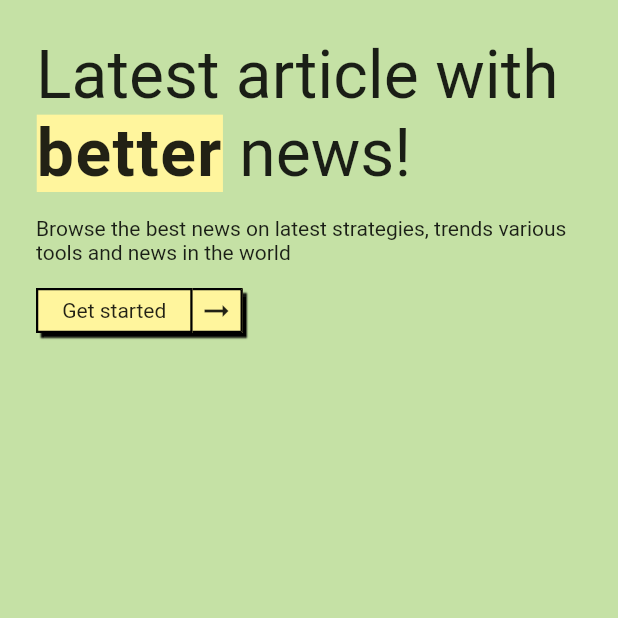
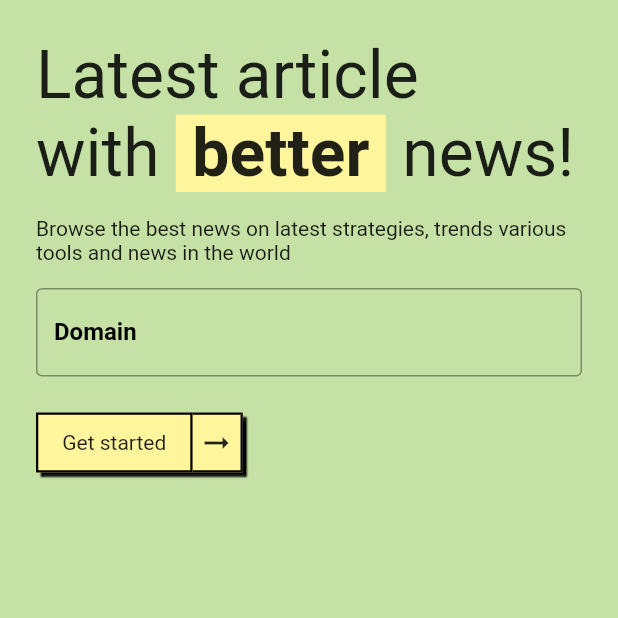
Before and after one commit to mahmuthanb/wordpress_flutter, a Flutter app: the screen it shows after launch, on a phone screen of 412 x 824 dp, the top half of it. Run offline on Flutter 3.47's test engine with Material 2 defaults, Android fonts, the phone set to English and light mode, and no system bars; our stand-ins replace animated_text_kit, bloc, cached_network_image, connectivity_plus, dio, flutter_bloc and 15 more; generated files the repository leaves out were written again.

Commit message:
wellcome page fix

```diff
--- a/lib/app/presentation/wellcome/cubit/wellcome_cubit.dart
+++ b/lib/app/presentation/wellcome/cubit/wellcome_cubit.dart
@@ -1,8 +1,11 @@
 import 'package:bloc/bloc.dart';
+import 'package:get_storage/get_storage.dart';
 import 'package:meta/meta.dart';
 
 part 'wellcome_state.dart';
 
 class WellcomeCubit extends Cubit<WellcomeState> {
-  WellcomeCubit() : super(WellcomeInitial());
+  WellcomeCubit(this.getStorage) : super(WellcomeInitial());
+  GetStorage getStorage;
+  Future onSave(String? value) => getStorage.write("domain", value);
 }
--- a/lib/app/presentation/wellcome/view/wellcome_page.dart
+++ b/lib/app/presentation/wellcome/view/wellcome_page.dart
@@ -1,9 +1,20 @@
 import 'package:flutter/material.dart';
+import 'package:flutter_bloc/flutter_bloc.dart';
+import 'package:wordpress_flutter/app/presentation/home_page/home_page.dart';
+import 'package:wordpress_flutter/app/presentation/wellcome/cubit/wellcome_cubit.dart';
 import 'package:wordpress_flutter/core/res/dimensions.dart';
+import 'package:wordpress_flutter/core/util/validator.dart';
 
-class WellcomePage extends StatelessWidget {
+class WellcomePage extends StatefulWidget {
   const WellcomePage({super.key});
 
+  @override
+  State<WellcomePage> createState() => _WellcomePageState();
+}
+
+class _WellcomePageState extends State<WellcomePage> {
+  final GlobalKey<FormState> _formKey = GlobalKey<FormState>();
+  final TextEditingController _domainController = TextEditingController();
   @override
   Widget build(BuildContext context) {
     return Scaffold(
@@ -17,17 +28,17 @@ class WellcomePage extends StatelessWidget {
             children: [
               RichText(
                 text: TextSpan(
-                  text: 'Latest article with ',
+                  text: 'Latest article \nwith ',
                   style:
                       DefaultTextStyle.of(context).style.copyWith(fontSize: 44),
                   children: [
                     TextSpan(
-                      text: 'better',
+                      text: ' better ',
                       style: TextStyle(
                         fontWeight: FontWeight.bold,
+                        fontStyle: FontStyle.normal,
                         backgroundColor: Colors.yellow.shade200,
                         decorationStyle: TextDecorationStyle.solid,
-                        letterSpacing: 1,
                       ),
                     ),
                     const TextSpan(text: ' news!'),
@@ -41,6 +52,32 @@ class WellcomePage extends StatelessWidget {
                 child: const Text(
                     "Browse the best news on latest strategies, trends various tools and news in the world"),
               ),
+              Form(
+                key: _formKey,
+                child: TextFormField(
+                  decoration: const InputDecoration(
+                      border: OutlineInputBorder(
+                        borderSide: BorderSide(
+                          color: Colors.red,
+                          style: BorderStyle.solid,
+                        ),
+                      ),
+                      labelText: "Domain",
+                      hintText: 'http:// or https://',
+                      // prefixText: "http",
+                      labelStyle: TextStyle(
+                        color: Colors.black,
+                        fontWeight: FontWeight.bold,
+                      )),
+                  controller: _domainController,
+                  validator: Validator.url,
+                  onFieldSubmitted: (newValue) =>
+                      _formKey.currentState!.validate(),
+                ),
+              ),
+              const SizedBox(
+                height: AppDimens.l,
+              ),
               Container(
                 decoration: BoxDecoration(
                   color: Colors.yellow.shade200,
@@ -52,13 +89,29 @@ class WellcomePage extends StatelessWidget {
                     ),
                   ],
                 ),
+                child: GestureDetector(
+                  onTap: () {
+                    if (_formKey.currentState!.validate()) {
+                      context
+                          .read<WellcomeCubit>()
+                          .onSave(_domainController.text)
+                          .then(
+                            (value) => Navigator.push(
+                              context,
+                              MaterialPageRoute(
+                                builder: (context) => HomePage(),
+                              ),
+                            ),
+                          );
+                    }
+                  },
                   child: Row(
                     mainAxisSize: MainAxisSize.min,
                     mainAxisAlignment: MainAxisAlignment.center,
                     crossAxisAlignment: CrossAxisAlignment.center,
                     children: [
                       Container(
-                      height: 30,
+                        height: 40,
                         padding: const EdgeInsets.symmetric(
                           horizontal: AppDimens.m,
                         ),
@@ -72,12 +125,8 @@ class WellcomePage extends StatelessWidget {
                           ),
                         ),
                       ),
-                    // Container(
-                    //   color: Colors.black,
-                    //   width: 15,
-                    // ),
                       Container(
-                      height: 30,
+                        height: 40,
                         padding: const EdgeInsets.symmetric(
                           horizontal: AppDimens.xs,
                         ),
@@ -95,16 +144,7 @@ class WellcomePage extends StatelessWidget {
                     ],
                   ),
                 ),
-              // ElevatedButton(
-              //   onPressed: () {},
-              //   child:
-              //   style: ButtonStyle(
-              //     backgroundColor:
-              //         MaterialStateProperty.all(Colors.yellow.shade200),
-              //     shadowColor: MaterialStateProperty.all(Colors.amber),
-
-              //   ),
-              // )
+              ),
             ],
           ),
         ),
```
Lines whose indentation alone changed are shown as unchanged.
